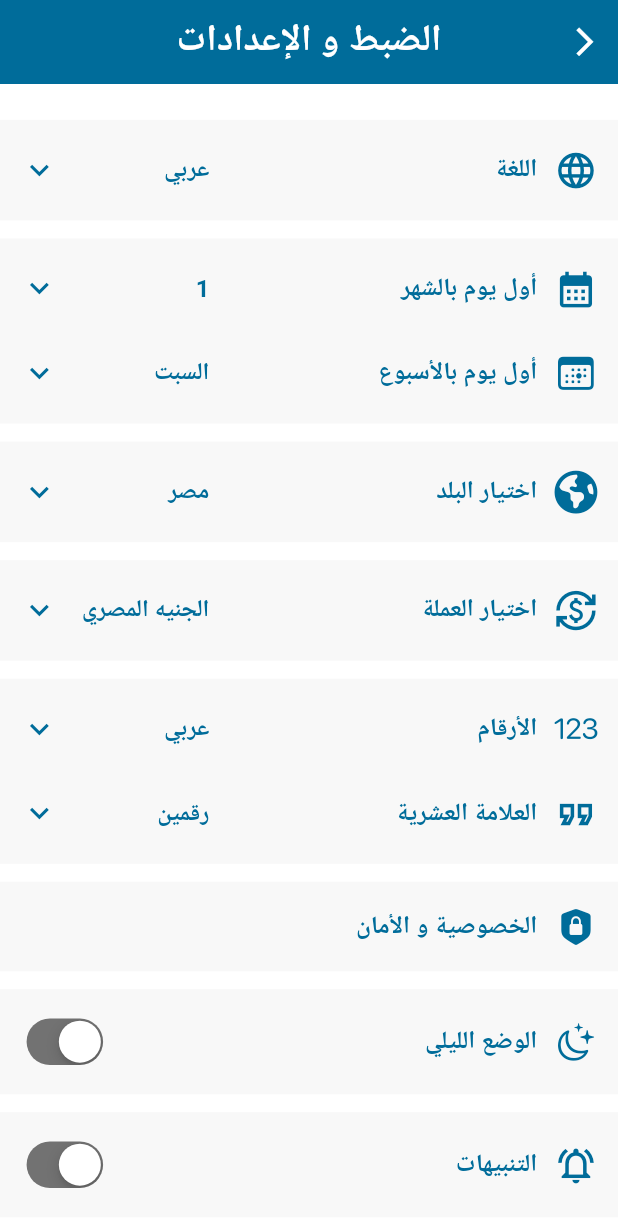
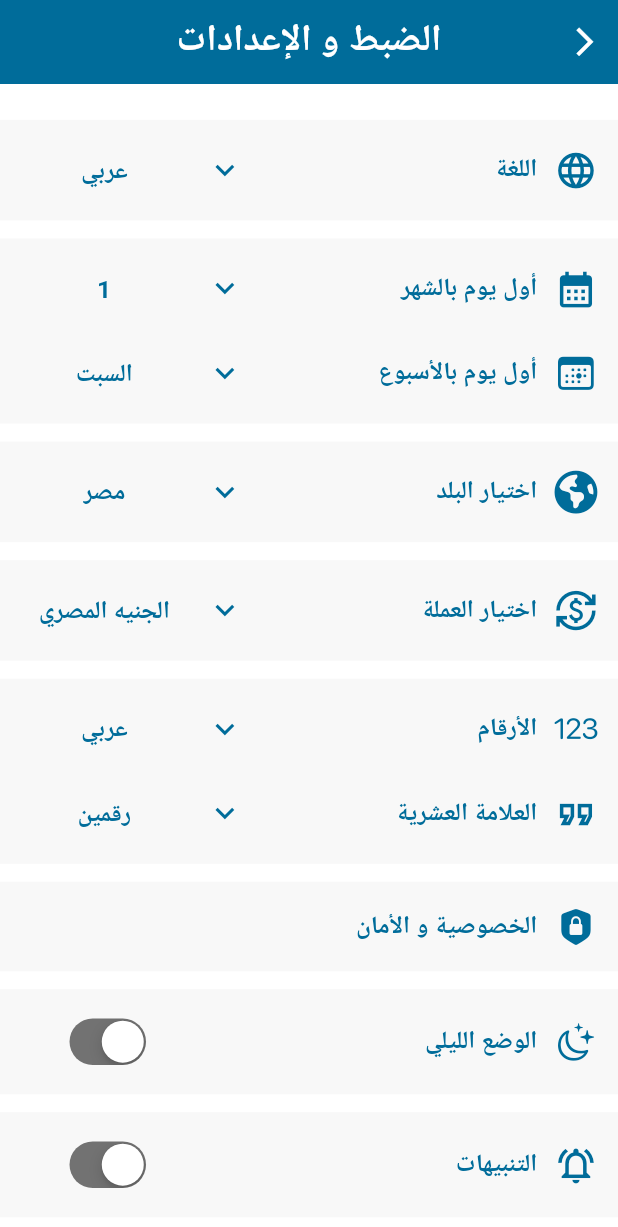
Before and after one commit to tsquare-alex/expenses, a Flutter app: the Settings screen opened directly, on a phone screen of 412 x 824 dp. Shown: the top 1227 px of the screen. Run offline on Flutter 3.47's test engine with Material 3 defaults, Android fonts, the light colour scheme and no system bars; drawn by our look-alikes of flutter_easyloading; our stand-ins replace animated_bottom_navigation_bar, auto_route, bloc, cloud_firestore, equatable, firebase_auth and 12 more; missing offline and left inert: circle_progress_bar; accounts and stored records are empty; Roboto replaces fonts that are missing (Tajawal).

Commit message:
- fix dropdown icon - fix dropdown items font - fix dropdown items alignment

```diff
--- a/lib/user/screens/settings/settings.dart
+++ b/lib/user/screens/settings/settings.dart
@@ -146,10 +146,16 @@ class _SettingsState extends State<Settings> {
                 child: TileRow(
                   icon: CupertinoIcons.moon_stars,
                   title: 'الوضع الليلي',
-                  trailing: CupertinoSwitch(
+                  trailing: Align(
+                    alignment: Alignment.centerLeft,
+                    child: Padding(
+                      padding: EdgeInsets.only(left: 25.w),
+                      child: CupertinoSwitch(
                         trackColor: MyColors.blackOpacity,
                         value: false,
                         onChanged: (value) {},
+                      ),
+                    ),
                   ),
                 ),
               ),
@@ -163,10 +169,16 @@ class _SettingsState extends State<Settings> {
                 child: TileRow(
                   icon: Icons.notifications_active_outlined,
                   title: 'التنبيهات',
-                  trailing: CupertinoSwitch(
+                  trailing: Align(
+                    alignment: Alignment.centerLeft,
+                    child: Padding(
+                      padding: EdgeInsets.only(left: 25.w),
+                      child: CupertinoSwitch(
                         trackColor: MyColors.blackOpacity,
                         value: false,
                         onChanged: (value) {},
+                      ),
+                    ),
                   ),
                 ),
               ),
--- a/lib/user/screens/settings/widgets/settings_tile_dropdown.dart
+++ b/lib/user/screens/settings/widgets/settings_tile_dropdown.dart
@@ -15,26 +15,30 @@ class TileDropdownButton extends StatelessWidget {
   @override
   Widget build(BuildContext context) {
     return DropdownButtonFormField(
+      isExpanded: true,
       value: value,
-      icon: Icon(
-        Icons.keyboard_arrow_down,
-        color: MyColors.primary,
-      ),
-      iconSize: 22.sp,
-      style: TextStyle(
-        fontSize: 14.sp,
-        color: MyColors.primary,
-        fontWeight: FontWeight.bold,
-      ),
-      decoration: const InputDecoration(
+      iconSize: 0.0,
+      menuMaxHeight: 0.3.sh,
+      decoration: InputDecoration(
         border: InputBorder.none,
         contentPadding: EdgeInsets.zero,
+        icon: Icon(
+          Icons.keyboard_arrow_down,
+          color: MyColors.primary,
+          size: 22.sp,
+        ),
       ),
-      items: menuList.map(
+      items: menuList.map<DropdownMenuItem<String>>(
         (value) {
           return DropdownMenuItem(
             value: value,
-            child: Text(value.toString()),
+            alignment: AlignmentDirectional.center,
+            child: MyText(
+              title: value.toString(),
+              color: MyColors.primary,
+              size: 12.sp,
+              fontWeight: FontWeight.bold,
+            ),
           );
         },
       ).toList(),
--- a/lib/user/screens/settings/widgets/settings_tile_row.dart
+++ b/lib/user/screens/settings/widgets/settings_tile_row.dart
@@ -24,20 +24,21 @@ class TileRow extends StatelessWidget {
           color: MyColors.primary,
         ),
         SizedBox(width: 10.w),
-        MyText(
-          title: title,
-          color: MyColors.primary,
-          size: 12.sp,
-          fontWeight: FontWeight.bold,
+        Baseline(
+          baseline: 16.sp,
+          baselineType: TextBaseline.alphabetic,
+          child: MyText(
+            title: title,
+            color: MyColors.primary,
+            size: 12.sp,
+            fontWeight: FontWeight.bold,
+          ),
         ),
         if (isTrailing) ...[
           const Spacer(),
           SizedBox(
-            width: 110.w,
-            child: Align(
-              alignment: Alignment.centerLeft,
-              child: trailing,
-            ),
+            width: 130.w,
+            child: trailing!,
           ),
         ]
       ],
```
Lines whose indentation alone changed are shown as unchanged.
